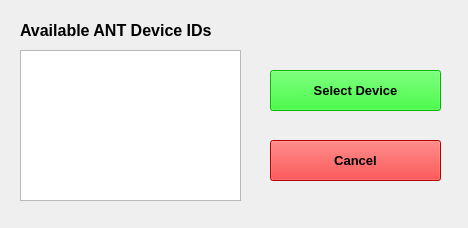
Before: the Qt Designer form libAnt/GUI/ant_selection.ui in pcavanaugh04/libant, drawn with Qt 5.
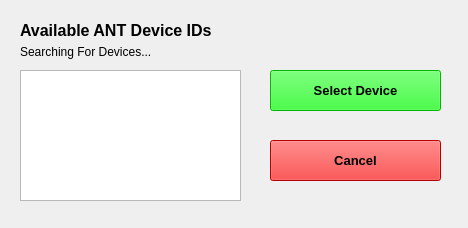
After: the same form once the commit is applied.

Commit message: Create more extendable connection procedure

```diff
--- a/libAnt/GUI/ant_selection.ui
+++ b/libAnt/GUI/ant_selection.ui
@@ -17,9 +17,9 @@
    <property name="geometry">
     <rect>
      <x>20</x>
-     <y>50</y>
+     <y>70</y>
      <width>221</width>
-     <height>151</height>
+     <height>131</height>
     </rect>
    </property>
   </widget>
@@ -92,6 +92,19 @@
     <string>Cancel</string>
    </property>
   </widget>
+  <widget class="QLabel" name="status_label">
+   <property name="geometry">
+    <rect>
+     <x>20</x>
+     <y>44</y>
+     <width>221</width>
+     <height>16</height>
+    </rect>
+   </property>
+   <property name="text">
+    <string>Searching For Devices...</string>
+   </property>
+  </widget>
  </widget>
  <resources/>
  <connections/>
```
Left out of the diff: 4 changed lines with no effect on the pictures. The commit also changes 2 other files.
